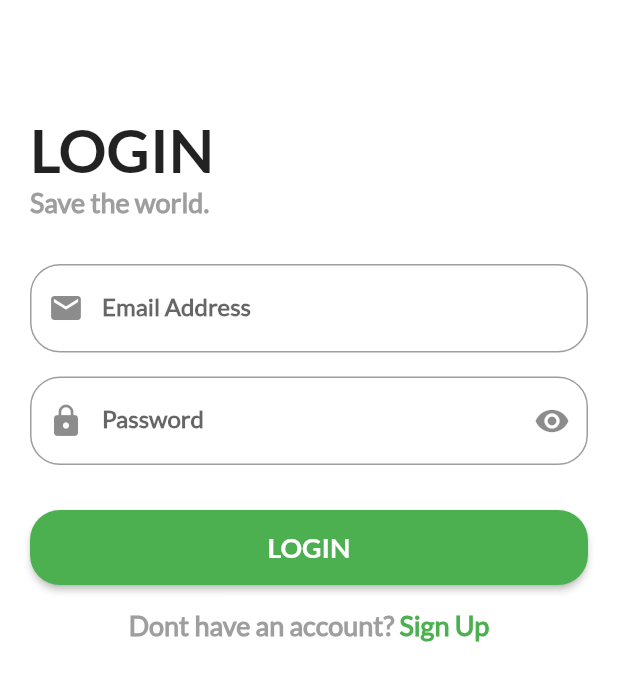
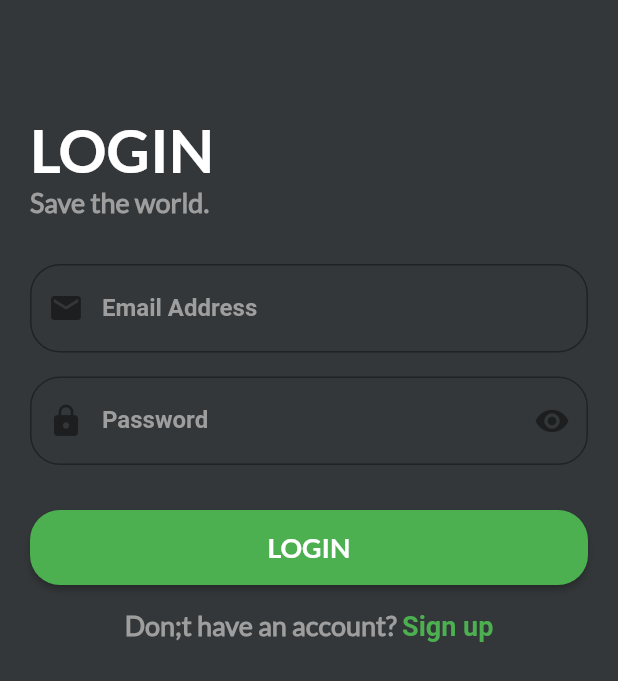
Before and after one commit to SHEFOO2008/Green, a Flutter app: the screen it shows after launch, after a tap on the "arrow forward ios" icon, after a tap on "SKIP", on a phone screen of 412 x 824 dp. Shown: the top 681 px of the screen. Run offline on Flutter 3.47's test engine with Material 2 defaults, Android fonts, the phone set to English and light mode, and no system bars; our stand-ins replace bloc, dio, flutter_bloc, fluttertoast, hexcolor, shared_preferences and 1 more.

Commit message:
Updated some UI for the dark mode and the light mode

```diff
--- a/lib/main.dart
+++ b/lib/main.dart
@@ -18,7 +18,7 @@ class MyApp extends StatelessWidget {
       debugShowCheckedModeBanner: false,
       theme: lightTheme,
       darkTheme: darkTheme,
-      themeMode: ThemeMode.light,
+      themeMode: ThemeMode.dark,
       home: OnBoardingScreen(),
     );
   }
--- /dev/null
+++ b/lib/modules/login/cubit/cubit.dart
@@ -0,0 +1,8 @@
+import 'package:bloc/bloc.dart';
+import 'package:green/modules/login/cubit/states.dart';
+
+class LoginCubit extends Cubit<LoginStates> {
+  LoginCubit() : super(LoginInitialState());
+
+
+}
--- /dev/null
+++ b/lib/modules/login/cubit/states.dart
@@ -0,0 +1,13 @@
+abstract class LoginStates {}
+
+class LoginInitialState extends LoginStates {}
+
+class LoginLoadingState extends LoginStates {}
+
+class LoginSuccessState extends LoginStates {}
+
+class LoginErrorState extends LoginStates {
+  final String error;
+
+  LoginErrorState(this.error);
+}
--- a/lib/modules/login/login_screen.dart
+++ b/lib/modules/login/login_screen.dart
@@ -5,16 +5,19 @@ import 'package:green/shared/Functions.dart';
 import '../../shared/custom_widgets/TextFormFieldWidget.dart';
 
 class LoginScreen extends StatelessWidget {
-  var _formKey = GlobalKey<FormState>();
+  LoginScreen({Key? key}) : super(key: key);
+  final _formKey = GlobalKey<FormState>();
 
   @override
   Widget build(BuildContext context) {
     var emailController = TextEditingController();
     var passwordController = TextEditingController();
+    FocusNode fieldNode = FocusNode();
 
     return Scaffold(
       appBar: AppBar(),
-      body: Padding(
+      body: SingleChildScrollView(
+        child: Padding(
           padding: const EdgeInsets.all(20.0),
           child: Form(
             key: _formKey,
@@ -40,7 +43,9 @@ class LoginScreen extends StatelessWidget {
 
                 ),
                 const SizedBox(height: 30),
+
                 TextFormFieldWidget(
+                  focusNode: fieldNode,
                   controller: emailController,
                   type: TextInputType.emailAddress,
                   obsecureText: false,
@@ -95,6 +100,7 @@ class LoginScreen extends StatelessWidget {
                   ),
                   prefixIcon: const Icon(
                     Icons.lock,
+
                   ),
                   suffixIcon: Icons.remove_red_eye,
                   onSuffixPressed: () {
@@ -129,14 +135,14 @@ class LoginScreen extends StatelessWidget {
                 const SizedBox(height: 16),
                 Center(
                   child: RichText(text: TextSpan(
-                  text: 'Dont have an account? ',
+                    text: "Don;t have an account? ",
                     style: Theme.of(context).textTheme.bodyText1?.copyWith(
                       color: Colors.grey,
                       fontFamily: 'Lato-Regular',
                     ),
                     children: [
                       TextSpan(
-                      text: 'Sign Up',
+                        text: 'Sign up',
                         style: Theme.of(context).textTheme.bodyText1?.copyWith(
                           color: Colors.green,
                         ),
@@ -153,6 +159,7 @@ class LoginScreen extends StatelessWidget {
             ),
           ),
         ),
+      ),
     );
   }
 }
--- a/lib/modules/onBoarding/on_boarding_screen.dart
+++ b/lib/modules/onBoarding/on_boarding_screen.dart
@@ -1,6 +1,7 @@
 import 'package:flutter/material.dart';
 import 'package:green/modules/login/login_screen.dart';
 import 'package:green/shared/Functions.dart';
+import 'package:green/shared/components/DefaultTextButton.dart';
 import 'package:green/shared/styles/colors.dart';
 import 'package:smooth_page_indicator/smooth_page_indicator.dart';
 
@@ -61,25 +62,16 @@ class _OnBoardingScreenState extends State<OnBoardingScreen> {
         actions: [
           Padding(
             padding: const EdgeInsets.symmetric(horizontal: 8.0),
-            child: TextButton(
-                style: const ButtonStyle(
-                  enableFeedback: true,
-                  animationDuration: Duration(
-                    milliseconds: 0,
-                  ),
+            child: defaultTextButton(
+                text: 'SKIP',
+                textStyle: TextStyle(
+                  color: greenColor,
+                  fontWeight: FontWeight.w700,
                 ),
-
-                onPressed: () {
-                  navigateAndReplaceTo(LoginScreen(), context);
-                },
-                child: const Text(
-                  'SKIP',
-                  style: TextStyle(
-                    // color: Colors.black54,
-                    fontWeight: FontWeight.w700,
-                  ),
-                )
-            ),
+              onPressed: () {
+                navigateAndReplaceTo(LoginScreen(), context);
+              }
+            )
           ),
         ],
       ),
--- /dev/null
+++ b/lib/shared/components/DefaultTextButton.dart
@@ -0,0 +1,20 @@
+import 'package:flutter/material.dart';
+
+Widget? defaultTextButton ({
+  final void Function()? onPressed,
+  final bool? enableFeedback,
+  required final String text,
+  final TextStyle? textStyle,
+})
+{
+  return TextButton(
+      onPressed: onPressed,
+      style: ButtonStyle(
+        enableFeedback: enableFeedback ?? false,
+      ),
+      child: Text(
+        text,
+        style: textStyle,
+      ),
+  );
+}
--- a/lib/shared/custom_widgets/TextFormFieldWidget.dart
+++ b/lib/shared/custom_widgets/TextFormFieldWidget.dart
@@ -1,4 +1,6 @@
 import 'package:flutter/material.dart';
+
+import '../styles/colors.dart';
 
 class TextFormFieldWidget extends StatelessWidget {
   final TextEditingController? controller;
@@ -26,6 +28,7 @@ class TextFormFieldWidget extends StatelessWidget {
   final Color? labelColor;
   final bool obsecureText;
   final Function()? onSuffixPressed;
+  final FocusNode? focusNode;
 
   const TextFormFieldWidget({
     this.controller,
@@ -53,6 +56,7 @@ class TextFormFieldWidget extends StatelessWidget {
     this.labelColor,
     required this.obsecureText,
     this.onSuffixPressed,
+    this.focusNode,
     Key? key,
   }) : super(key: key);
 
@@ -60,6 +64,7 @@ class TextFormFieldWidget extends StatelessWidget {
   @override
   Widget build(BuildContext context) {
     return TextFormField(
+      focusNode: focusNode,
       controller: controller,
       key: fieldKey,
       validator: validation,
--- a/lib/shared/styles/themes.dart
+++ b/lib/shared/styles/themes.dart
@@ -87,10 +87,21 @@ ThemeData darkTheme = ThemeData(
       fontWeight: FontWeight.w600,
       color: Colors.white,
     ),
+    headline5: TextStyle(
+      color: Colors.white,
+    ),
   ),
   iconTheme: const IconThemeData(color: Colors.white),
+    hintColor: Colors.grey,
+    inputDecorationTheme: const InputDecorationTheme(
+      focusColor: Colors.green,
+      hintStyle: TextStyle(
+        color: Colors.grey,
+      ),
+    )
 );
 ThemeData lightTheme = ThemeData(
+
   primarySwatch: primarySwatch,
   scaffoldBackgroundColor: Colors.white,
   appBarTheme: appBarDarkTheme,
@@ -112,4 +123,11 @@ ThemeData lightTheme = ThemeData(
   ),
   fontFamily: 'Lato-Regular',
   iconTheme: const IconThemeData(color: Colors.black),
+    hintColor: Colors.grey,
+    inputDecorationTheme: const InputDecorationTheme(
+      focusColor: Colors.green,
+      hintStyle: TextStyle(
+        color: Colors.grey,
+      ),
+    )
 );
```
Lines whose indentation alone changed are shown as unchanged.
